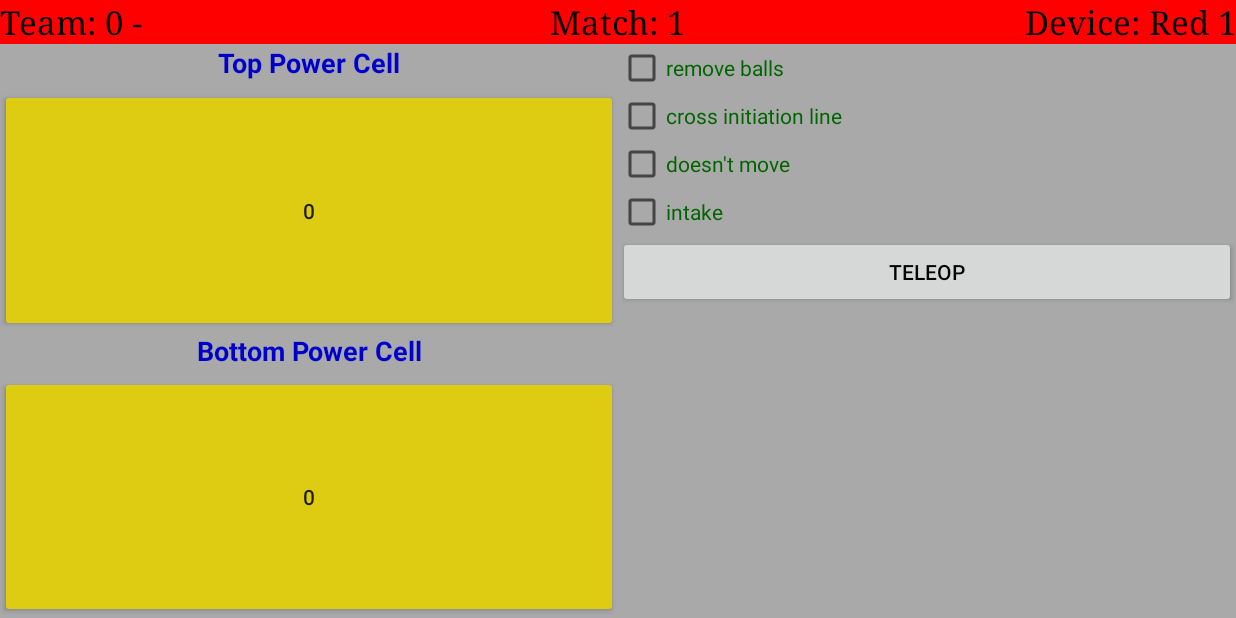
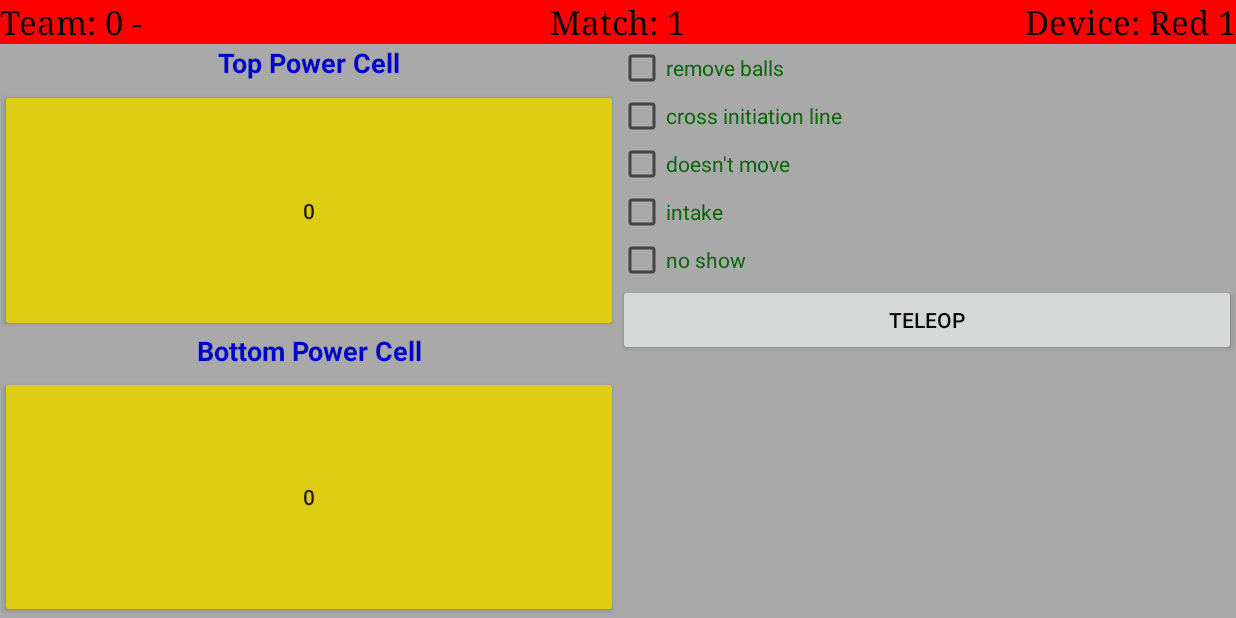
Before and after one commit to FRC701/scouting2020, an Android app: the AutoFragment screen opened directly, with no data from a screen before it, on a phone screen of 824 x 412 dp (held sideways). Run offline under Robolectric (Android 15) with nearby library versions, the phone set to English and light mode, and no system bars; 5 statements that could not run were skipped.

Commit message:
Auto stash before merge of "layouts" and "origin/layouts"

```diff
--- a/Saga/app/src/main/java/com/vandenrobotics/saga/tabs/AutoFragment.java
+++ b/Saga/app/src/main/java/com/vandenrobotics/saga/tabs/AutoFragment.java
@@ -100,7 +100,7 @@ public class AutoFragment extends Fragment {
     private void assignViews(View view){
         try{
             noShow = (CheckBox) view.findViewById(R.id.noShow_Cb);
-            ssComments_Et = (EditText) view.findViewById(R.id.ssComments_Et);
+
 
             viewsAssigned = true;
         } catch (Exception e){
--- a/Saga/app/src/main/res/layout/fragment_auto.xml
+++ b/Saga/app/src/main/res/layout/fragment_auto.xml
@@ -27,7 +27,8 @@
             android:layout_height="match_parent"
             android:layout_weight="1"
             android:text="@string/topPCellAuto"
-            android:backgroundTint="@color/Goldish" />
+            android:backgroundTint="@color/Goldish"
+            android:id="@+id/topPCellAuto"/>
         <TextView
             android:layout_width="match_parent"
             android:layout_height="match_parent"
@@ -43,6 +44,7 @@
             android:text="@string/bottomPCellAuto"
             android:backgroundTint="@color/Goldish"
             android:layout_weight="1"
+            android:id="@+id/bottomPCellAuto"
             tools:targetApi="lollipop" />
     </LinearLayout>
     <LinearLayout
@@ -55,30 +57,42 @@
             android:layout_height="wrap_content"
             android:text="@string/removeballsAuto"
             android:textColor="@color/DarkGreen"
+            android:id="@+id/removeBallsAuto"
             />
         <CheckBox
             android:layout_width="match_parent"
             android:layout_height="wrap_content"
             android:text="@string/cross_initiation_lineAuto"
             android:textColor="@color/DarkGreen"
+            android:id="@+id/cross_initiation_lineAuto"
             />
         <CheckBox
             android:layout_width="match_parent"
             android:layout_height="wrap_content"
             android:text="@string/doesntMoveAuto"
             android:textColor="@color/DarkGreen"
+            android:id="@+id/doesntMoveAuto"
             />
         <CheckBox
             android:layout_width="match_parent"
             android:layout_height="wrap_content"
             android:text="@string/intakeAuto"
             android:textColor="@color/DarkGreen"
+            android:id="@+id/intakeAuto"
+            />
+        <CheckBox
+            android:layout_width="match_parent"
+            android:layout_height="wrap_content"
+            android:text="@string/noShowAuto"
+            android:textColor="@color/DarkGreen"
+            android:id="@+id/noShowAuto"
             />
         <Button
             android:layout_width="match_parent"
             android:layout_height="wrap_content"
             android:text="@string/teleopAuto"
-            android:textColor="@color/Black"/>
+            android:textColor="@color/Black"
+            android:id="@+id/teleopAuto"/>
 
     </LinearLayout>
 
--- a/Saga/app/src/main/res/values/strings.xml
+++ b/Saga/app/src/main/res/values/strings.xml
@@ -192,4 +192,5 @@
     <string name="removeballsAuto">remove balls</string>
     <string name="bottomPCellAuto">0</string>
     <string name="topPCellAuto">0</string>
+    <string name="noShowAuto">no show</string>
 </resources>
```
